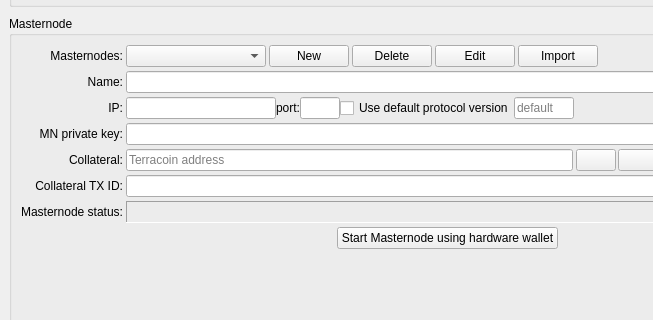
Above: src/ui/ui_main_dlg.ui from mygirl8893/crown-masternode-tool before the change; both pictures show x 0 to 653 and y 84 to 404 of the 903 by 501 pixel window. Below: the same form after it.
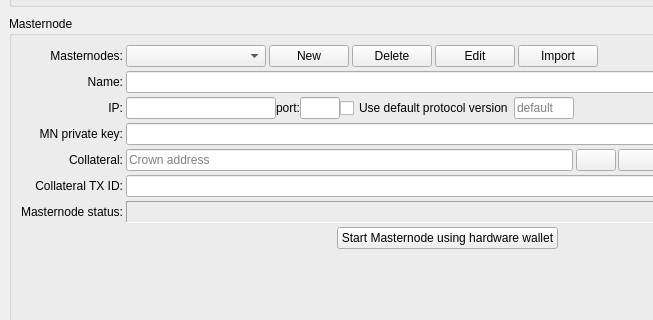
That is the form after the change.

Patch:
```diff
--- a/src/ui/ui_main_dlg.ui
+++ b/src/ui/ui_main_dlg.ui
@@ -358,7 +358,7 @@
               <bool>false</bool>
              </property>
              <property name="placeholderText">
-              <string>Terracoin address</string>
+              <string>Crown address</string>
              </property>
             </widget>
            </item>
```
Left out of the diff: 10 changed lines with no effect on the pictures.
